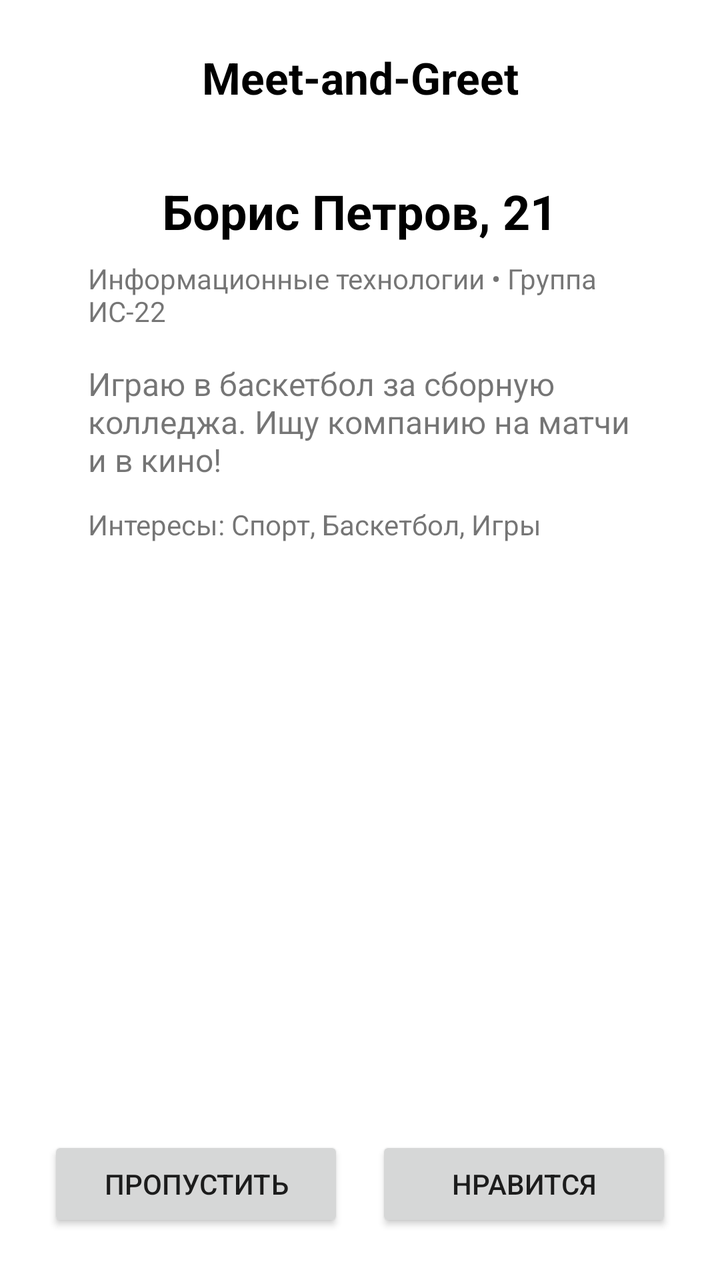
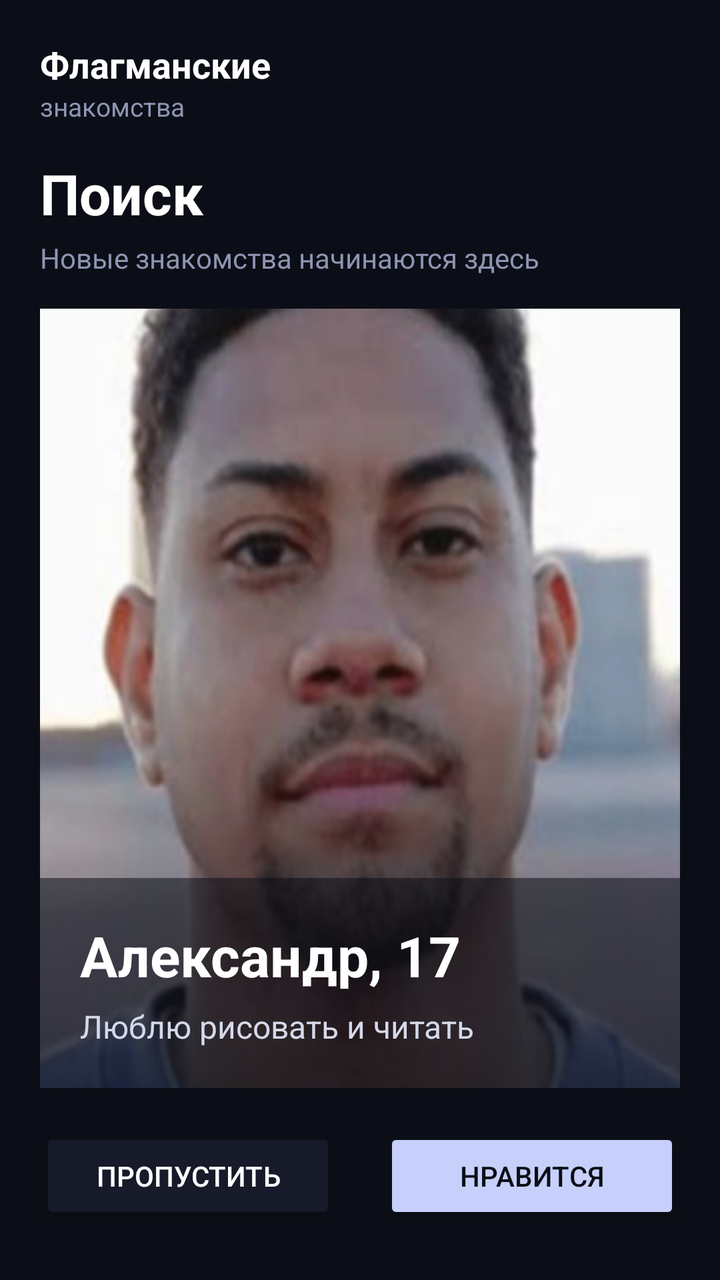

The first picture is an Android layout as it rendered before a commit; the second is the same layout after the commit. The layout source and the unified diff follow.
<!-- AndroidManifest.xml: activity theme Theme.MeetandGreet -->
<!-- res/layout/activity_main.xml -->
<?xml version="1.0" encoding="utf-8"?>
<LinearLayout xmlns:android="http://schemas.android.com/apk/res/android"
    android:id="@+id/mainRoot"
    android:layout_width="match_parent"
    android:layout_height="match_parent"
    android:orientation="vertical"
    android:padding="24dp"
    android:gravity="center_horizontal"
    android:background="@color/white">

    
    <TextView
        android:id="@+id/tvHeaderTitle"
        android:layout_width="match_parent"
        android:layout_height="wrap_content"
        android:text="@string/app_name"
        android:textSize="22sp"
        android:textStyle="bold"
        android:textColor="@color/black"
        android:gravity="center"
        android:layout_marginBottom="16dp" />

    
    <LinearLayout
        android:id="@+id/cardCandidate"
        android:layout_width="match_parent"
        android:layout_height="0dp"
        android:layout_weight="1"
        android:orientation="vertical"
        android:gravity="center_horizontal"
        android:padding="20dp">

        <TextView
            android:id="@+id/tvStudentNameAge"
            android:layout_width="wrap_content"
            android:layout_height="wrap_content"
            android:text="Борис Петров, 21"
            android:textSize="24sp"
            android:textStyle="bold"
            android:textColor="@color/black" />

        <TextView
            android:id="@+id/tvFacultyGroup"
            android:layout_width="wrap_content"
            android:layout_height="wrap_content"
            android:layout_marginTop="8dp"
            android:text="Информационные технологии • Группа ИС-22"
            android:textSize="14sp" />

        <TextView
            android:id="@+id/tvStudentBio"
            android:layout_width="match_parent"
            android:layout_height="wrap_content"
            android:layout_marginTop="16dp"
            android:text="Играю в баскетбол за сборную колледжа. Ищу компанию на матчи и в кино!"
            android:textSize="16sp" />

        <TextView
            android:id="@+id/tvStudentInterests"
            android:layout_width="match_parent"
            android:layout_height="wrap_content"
            android:layout_marginTop="12dp"
            android:text="Интересы: Спорт, Баскетбол, Игры"
            android:textSize="14sp" />
    </LinearLayout>

    
    <LinearLayout
        android:id="@+id/layoutActions"
        android:layout_width="match_parent"
        android:layout_height="wrap_content"
        android:orientation="horizontal"
        android:layout_marginTop="16dp">

        <Button
            android:id="@+id/btnPass"
            android:layout_width="0dp"
            android:layout_height="wrap_content"
            android:layout_weight="1"
            android:layout_marginEnd="8dp"
            android:text="@string/btn_pass" />

        <Button
            android:id="@+id/btnLike"
            android:layout_width="0dp"
            android:layout_height="wrap_content"
            android:layout_weight="1"
            android:layout_marginStart="8dp"
            android:text="@string/btn_like" />
    </LinearLayout>

</LinearLayout>
<!-- resources referenced by this layout -->
<resources>
  <color name="black">#FF000000</color>
  <color name="white">#FFFFFFFF</color>
  <string name="app_name">Meet-and-Greet</string>
  <string name="btn_like">Нравится</string>
  <string name="btn_pass">Пропустить</string>
  <style name="Theme.MeetandGreet" parent="android:Theme.Material.Light.NoActionBar" />
</resources>

<!-- the commit's change to res/layout/activity_main.xml (unified diff, before → after) -->
@@ -4,65 +4,99 @@
     android:layout_width="match_parent"
     android:layout_height="match_parent"
     android:orientation="vertical"
-    android:padding="24dp"
+    android:padding="20dp"
     android:gravity="center_horizontal"
-    android:background="@color/white">
+    android:background="@color/flagman_background">
+
+    
+    <LinearLayout
+        android:id="@+id/topHeaderBar"
+        android:layout_width="match_parent"
+        android:layout_height="wrap_content"
+        android:orientation="vertical"
+        android:layout_marginBottom="16dp">
+
+        <TextView
+            android:id="@+id/tvHeaderTitle"
+            android:layout_width="wrap_content"
+            android:layout_height="wrap_content"
+            android:text="@string/header_brand"
+            android:textSize="18sp"
+            android:textStyle="bold"
+            android:textColor="@color/flagman_text_primary" />
+
+        <TextView
+            android:id="@+id/tvHeaderSubtitle"
+            android:layout_width="wrap_content"
+            android:layout_height="wrap_content"
+            android:text="@string/header_subbrand"
+            android:textSize="13sp"
+            android:textColor="@color/flagman_text_secondary" />
+    </LinearLayout>
 
     
     <TextView
-        android:id="@+id/tvHeaderTitle"
+        android:id="@+id/tvSearchTitle"
         android:layout_width="match_parent"
         android:layout_height="wrap_content"
-        android:text="@string/app_name"
-        android:textSize="22sp"
+        android:text="@string/screen_search_title"
+        android:textSize="28sp"
         android:textStyle="bold"
-        android:textColor="@color/black"
-        android:gravity="center"
-        android:layout_marginBottom="16dp" />
+        android:textColor="@color/flagman_text_primary" />
+
+    <TextView
+        android:id="@+id/tvSearchSubtitle"
+        android:layout_width="match_parent"
+        android:layout_height="wrap_content"
+        android:layout_marginTop="4dp"
+        android:layout_marginBottom="16dp"
+        android:text="@string/screen_search_subtitle"
+        android:textSize="14sp"
+        android:textColor="@color/flagman_text_secondary" />
 
     
-    <LinearLayout
+    <FrameLayout
         android:id="@+id/cardCandidate"
         android:layout_width="match_parent"
         android:layout_height="0dp"
         android:layout_weight="1"
-        android:orientation="vertical"
-        android:gravity="center_horizontal"
-        android:padding="20dp">
+        android:background="@color/flagman_surface">
 
-        <TextView
-            android:id="@+id/tvStudentNameAge"
-            android:layout_width="wrap_content"
-            android:layout_height="wrap_content"
-            android:text="Борис Петров, 21"
-            android:textSize="24sp"
-            android:textStyle="bold"
-            android:textColor="@color/black" />
+        <ImageView
+            android:id="@+id/ivCandidatePhoto"
+            android:layout_width="match_parent"
+            android:layout_height="match_parent"
+            android:scaleType="centerCrop"
+            android:src="@drawable/avatar_alexander"
+            android:contentDescription="@string/screen_search_title" />
 
-        <TextView
-            android:id="@+id/tvFacultyGroup"
-            android:layout_width="wrap_content"
-            android:layout_height="wrap_content"
-            android:layout_marginTop="8dp"
-            android:text="Информационные технологии • Группа ИС-22"
-            android:textSize="14sp" />
-
-        <TextView
-            android:id="@+id/tvStudentBio"
+        <LinearLayout
             android:layout_width="match_parent"
             android:layout_height="wrap_content"
-            android:layout_marginTop="16dp"
-            android:text="Играю в баскетбол за сборную колледжа. Ищу компанию на матчи и в кино!"
-            android:textSize="16sp" />
+            android:layout_gravity="bottom"
+            android:orientation="vertical"
+            android:padding="20dp"
+            android:background="#880C0E17">
 
-        <TextView
-            android:id="@+id/tvStudentInterests"
-            android:layout_width="match_parent"
-            android:layout_height="wrap_content"
-            android:layout_marginTop="12dp"
-            android:text="Интересы: Спорт, Баскетбол, Игры"
-            android:textSize="14sp" />
-    </LinearLayout>
+            <TextView
+                android:id="@+id/tvStudentNameAge"
+                android:layout_width="wrap_content"
+                android:layout_height="wrap_content"
+                android:text="Александр, 17"
+                android:textSize="28sp"
+                android:textStyle="bold"
+                android:textColor="@color/flagman_text_primary" />
+
+            <TextView
+                android:id="@+id/tvStudentBio"
+                android:layout_width="match_parent"
+                android:layout_height="wrap_content"
+                android:layout_marginTop="6dp"
+                android:text="Люблю рисовать и читать"
+                android:textSize="16sp"
+                android:textColor="#FFD5D9EB" />
+        </LinearLayout>
+    </FrameLayout>
 
     
     <LinearLayout
@@ -70,14 +104,18 @@
         android:layout_width="match_parent"
         android:layout_height="wrap_content"
         android:orientation="horizontal"
-        android:layout_marginTop="16dp">
+        android:gravity="center"
+        android:layout_marginTop="20dp"
+        android:layout_marginBottom="8dp">
 
         <Button
             android:id="@+id/btnPass"
             android:layout_width="0dp"
             android:layout_height="wrap_content"
             android:layout_weight="1"
-            android:layout_marginEnd="8dp"
+            android:layout_marginEnd="12dp"
+            android:backgroundTint="@color/flagman_surface"
+            android:textColor="@color/flagman_text_primary"
             android:text="@string/btn_pass" />
 
         <Button
@@ -85,7 +123,9 @@
             android:layout_width="0dp"
             android:layout_height="wrap_content"
             android:layout_weight="1"
-            android:layout_marginStart="8dp"
+            android:layout_marginStart="12dp"
+            android:backgroundTint="@color/flagman_accent"
+            android:textColor="@color/flagman_background"
             android:text="@string/btn_like" />
     </LinearLayout>
 
<!-- resource entries referenced after the edit -->
@@ -1,10 +1,17 @@
 <!-- resources referenced by this layout -->
 <resources>
-  <color name="black">#FF000000</color>
-  <color name="white">#FFFFFFFF</color>
-  <string name="app_name">Meet-and-Greet</string>
+  <color name="flagman_accent">#FFC7D0FA</color>
+  <color name="flagman_background">#FF0C0E17</color>
+  <color name="flagman_surface">#FF161A29</color>
+  <color name="flagman_text_primary">#FFFFFFFF</color>
+  <color name="flagman_text_secondary">#FF8E95B2</color>
+  <!-- drawable avatar_alexander: png bitmap (drawable-nodpi, 291349 bytes) -->
   <string name="btn_like">Нравится</string>
   <string name="btn_pass">Пропустить</string>
+  <string name="header_brand">Флагманские</string>
+  <string name="header_subbrand">знакомства</string>
+  <string name="screen_search_subtitle">Новые знакомства начинаются здесь</string>
+  <string name="screen_search_title">Поиск</string>
   <style name="Theme.MeetandGreet" parent="android:Theme.Material.Light.NoActionBar" />
 </resources>
 
